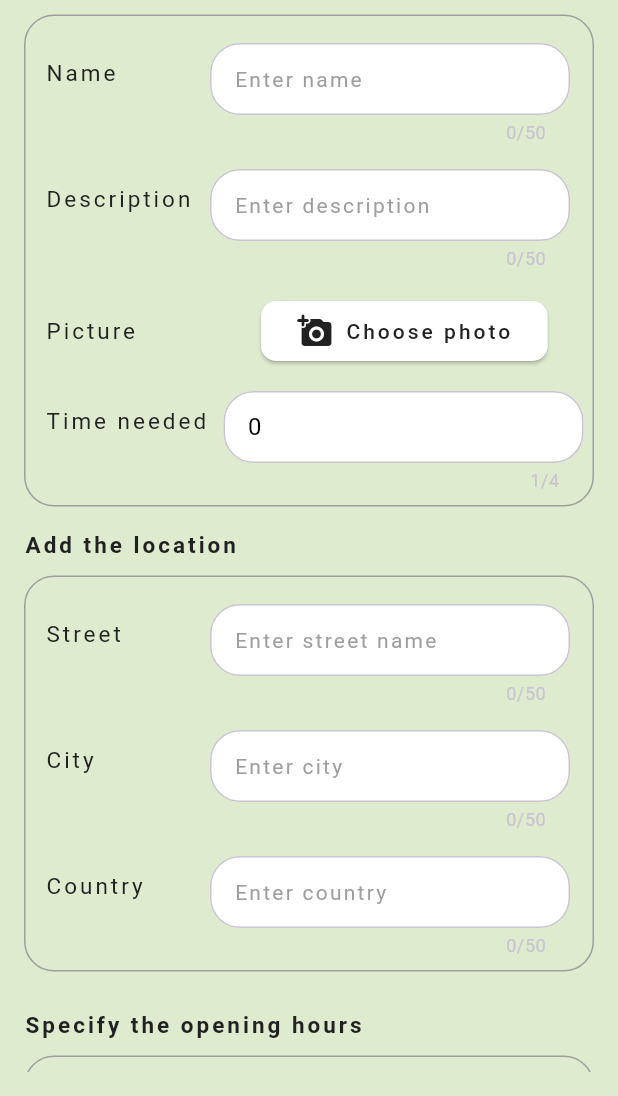
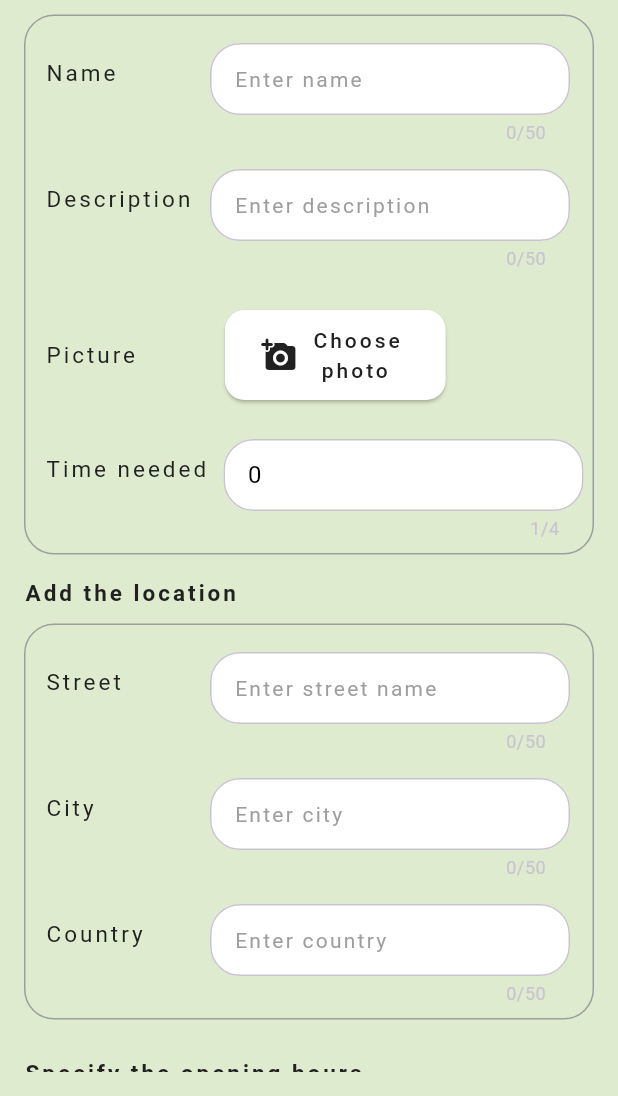
Before and after one commit to madzixon-21/Journey-Joy-Client, a Flutter app: the EditForm screen opened directly with empty values, on a phone screen of 412 x 824 dp, the part 140-1236 px from its top. Run offline on Flutter 3.47's test engine with Material 3 defaults, Android fonts, the phone set to English and light mode, and no system bars; our stand-ins replace email_validator, flutter_bloc, go_router, image_picker; network calls fail; Roboto replaces fonts that are missing (Lohit Tamil).

Commit message:
Add show selected picture to forms

```diff
--- a/lib/Screens/Edit_Form/edit_form.dart
+++ b/lib/Screens/Edit_Form/edit_form.dart
@@ -3,6 +3,8 @@
 ///
 /// Contains text fields for collecting attraction details and location data.
 /// Uses editCheckBoxPrices and editCheckBoxHours for collecting information about opening hours and prices.
+
+import 'dart:typed_data';
 
 import 'package:flutter/material.dart';
 import 'package:journey_joy_client/Tiles/NumberFormTile.dart';
@@ -51,7 +53,6 @@ class EditFormState extends State<EditForm> {
     if (pickedFile != null) {
       imageBytes = await pickedFile.readAsBytes();
       _ifPictureAdded = 1;
-
     }
   }
 
@@ -59,6 +60,32 @@ class EditFormState extends State<EditForm> {
       GlobalKey<EditCheckboxPricesState>();
   final GlobalKey<EditCheckboxHoursState> hoursKey =
       GlobalKey<EditCheckboxHoursState>();
+
+  Widget _buildSelectedImage() {
+    if (_ifPictureAdded == 1) {
+      return Row(
+        children: [
+          const SizedBox(
+            width: 15,
+          ),
+          Container(
+            height: 60,
+            width: 60,
+            decoration: BoxDecoration(
+              shape: BoxShape.rectangle,
+              borderRadius: BorderRadius.circular(10),
+              image: DecorationImage(
+                image: MemoryImage(Uint8List.fromList(imageBytes!)),
+                fit: BoxFit.cover,
+              ),
+            ),
+          ),
+        ],
+      );
+    } else {
+      return Container();
+    }
+  }
 
   @override
   Widget build(BuildContext context) {
@@ -138,7 +165,7 @@ class EditFormState extends State<EditForm> {
                                 width: 8,
                               ),
                               SizedBox(
-                                width: 125,
+                                width: 120,
                                 child: Text(
                                   'Picture',
                                   style: TextStyle(
@@ -149,15 +176,24 @@ class EditFormState extends State<EditForm> {
                                   ),
                                 ),
                               ),
-                              const SizedBox(width: 19),
-                              ElevatedButton(
+                              Row(
+                                mainAxisAlignment:
+                                    MainAxisAlignment.spaceAround,
+                                children: [
+                                  Container(
+                                    height: 80,
+                                    alignment: Alignment.center,
+                                    child: ElevatedButton(
                                       onPressed: () async {
                                         await getImage();
+                                        setState(() {});
                                       },
                                       style: ElevatedButton.styleFrom(
+                                        minimumSize: const Size(70, 60),
                                         backgroundColor: Colors.white,
                                         shape: RoundedRectangleBorder(
-                                    borderRadius: BorderRadius.circular(10.0),
+                                          borderRadius:
+                                              BorderRadius.circular(13.0),
                                         ),
                                       ),
                                       child: Row(
@@ -167,9 +203,9 @@ class EditFormState extends State<EditForm> {
                                             color: Colors.grey.shade900,
                                             size: 24,
                                           ),
-                                    const SizedBox(width: 8),
+                                          const SizedBox(width: 10),
                                           Text(
-                                      'Choose photo',
+                                            'Choose \n photo',
                                             style: TextStyle(
                                               color: Colors.grey.shade900,
                                               fontFamily: 'Lohit Tamil',
@@ -178,6 +214,10 @@ class EditFormState extends State<EditForm> {
                                           ),
                                         ],
                                       ),
+                                    ),
+                                  ),
+                                  Center(child: _buildSelectedImage()),
+                                ],
                               ),
                             ],
                           ),
@@ -290,7 +330,7 @@ class EditFormState extends State<EditForm> {
                   child: TextButton(
                     onPressed: () {
                       if (_formKey.currentState!.validate()) {
-                        if(_ifPictureAdded == 0) {
+                        if (_ifPictureAdded == 0) {
                           imageBytes = List.empty();
                         }
                         Address ad = Address(
```
Also changed, not shown: lib/Dialogs/edit_trip_dialog.dart (+31 -4 lines), lib/Screens/Add_Form/add_form.dart (+46 -7 lines), lib/Screens/Add_Trip_Form/add_trip_form.dart (+32 -6 lines). Lines whose indentation alone changed are shown as unchanged.
